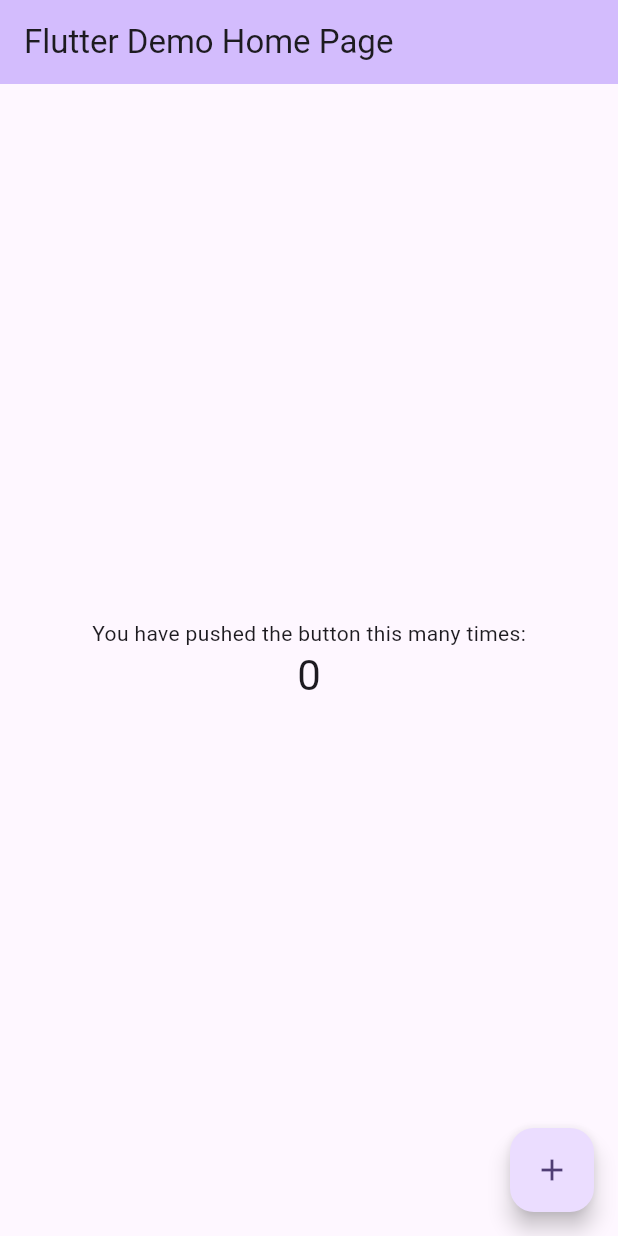
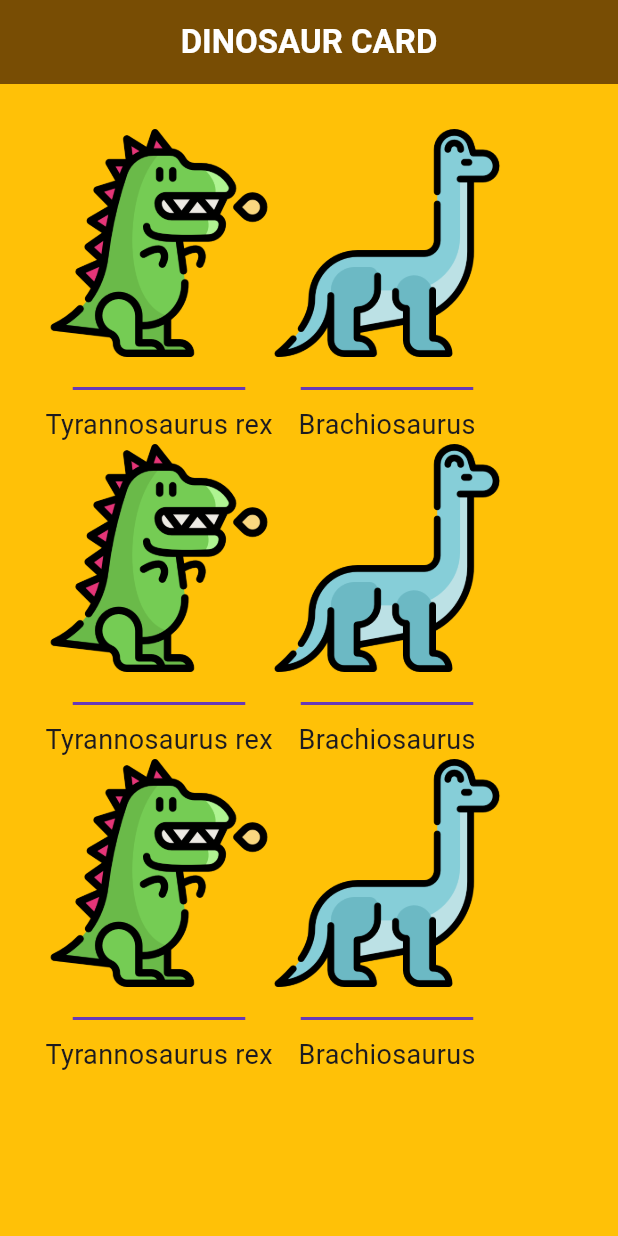
Before and after one commit to hsyoodev/dinosaur_card, a Flutter app: the screen it shows after launch, on a phone screen of 412 x 824 dp. Run offline on Flutter 3.47's test engine with Material 3 defaults, Android fonts, the phone set to English and light mode, and no system bars.

Commit message:
앱 레이아웃 구성 이해하기

```diff
--- /dev/null
+++ b/lib/character.dart
@@ -0,0 +1,123 @@
+import 'package:flutter/material.dart';
+
+class Character extends StatelessWidget {
+  const Character({super.key});
+
+  @override
+  Widget build(BuildContext context) {
+    return Scaffold(
+      backgroundColor: Colors.amber,
+      appBar: AppBar(
+        title: Text(
+          "DINOSAUR CARD",
+          style: TextStyle(color: Colors.white, fontWeight: FontWeight.bold),
+        ),
+        centerTitle: true,
+        backgroundColor: const Color.fromARGB(255, 120, 77, 4),
+      ),
+      body: Padding(
+        padding: const EdgeInsets.all(30.0),
+        child: Column(
+          children: [
+            Row(
+              children: [
+                Column(
+                  children: [
+                    Image.asset("images/di1.png", height: 152),
+                    Padding(
+                      padding: const EdgeInsets.only(top: 20, bottom: 10),
+                      child: Container(
+                        width: 115,
+                        height: 2,
+                        color: Colors.deepPurple,
+                      ),
+                    ),
+                    Text("Tyrannosaurus rex", style: TextStyle(fontSize: 18)),
+                  ],
+                ),
+                Column(
+                  children: [
+                    Image.asset("images/di2.png", height: 152),
+                    Padding(
+                      padding: const EdgeInsets.only(top: 20, bottom: 10),
+                      child: Container(
+                        width: 115,
+                        height: 2,
+                        color: Colors.deepPurple,
+                      ),
+                    ),
+                    Text("Brachiosaurus", style: TextStyle(fontSize: 18)),
+                  ],
+                ),
+              ],
+            ),
+            Row(
+              children: [
+                Column(
+                  children: [
+                    Image.asset("images/di1.png", height: 152),
+                    Padding(
+                      padding: const EdgeInsets.only(top: 20, bottom: 10),
+                      child: Container(
+                        width: 115,
+                        height: 2,
+                        color: Colors.deepPurple,
+                      ),
+                    ),
+                    Text("Tyrannosaurus rex", style: TextStyle(fontSize: 18)),
+                  ],
+                ),
+                Column(
+                  children: [
+                    Image.asset("images/di2.png", height: 152),
+                    Padding(
+                      padding: const EdgeInsets.only(top: 20, bottom: 10),
+                      child: Container(
+                        width: 115,
+                        height: 2,
+                        color: Colors.deepPurple,
+                      ),
+                    ),
+                    Text("Brachiosaurus", style: TextStyle(fontSize: 18)),
+                  ],
+                ),
+              ],
+            ),
+            Row(
+              children: [
+                Column(
+                  children: [
+                    Image.asset("images/di1.png", height: 152),
+                    Padding(
+                      padding: const EdgeInsets.only(top: 20, bottom: 10),
+                      child: Container(
+                        width: 115,
+                        height: 2,
+                        color: Colors.deepPurple,
+                      ),
+                    ),
+                    Text("Tyrannosaurus rex", style: TextStyle(fontSize: 18)),
+                  ],
+                ),
+                Column(
+                  children: [
+                    Image.asset("images/di2.png", height: 152),
+                    Padding(
+                      padding: const EdgeInsets.only(top: 20, bottom: 10),
+                      child: Container(
+                        width: 115,
+                        height: 2,
+                        color: Colors.deepPurple,
+                      ),
+                    ),
+                    Text("Brachiosaurus", style: TextStyle(fontSize: 18)),
+                  ],
+                ),
+              ],
+            ),
+          ],
+        ),
+      ),
+    );
+  }
+}
--- a/lib/main.dart
+++ b/lib/main.dart
@@ -1,122 +1,15 @@
+import 'package:dinosaur_card/character.dart';
 import 'package:flutter/material.dart';
 
-void main() {
-  runApp(const MyApp());
+void main(List<String> args) {
+  runApp(MyApp());
 }
 
 class MyApp extends StatelessWidget {
   const MyApp({super.key});
 
-  // This widget is the root of your application.
   @override
   Widget build(BuildContext context) {
-    return MaterialApp(
-      title: 'Flutter Demo',
-      theme: ThemeData(
-        // This is the theme of your application.
-        //
-        // TRY THIS: Try running your application with "flutter run". You'll see
-        // the application has a purple toolbar. Then, without quitting the app,
-        // try changing the seedColor in the colorScheme below to Colors.green
-        // and then invoke "hot reload" (save your changes or press the "hot
-        // reload" button in a Flutter-supported IDE, or press "r" if you used
-        // the command line to start the app).
-        //
-        // Notice that the counter didn't reset back to zero; the application
-        // state is not lost during the reload. To reset the state, use hot
-        // restart instead.
-        //
-        // This works for code too, not just values: Most code changes can be
-        // tested with just a hot reload.
-        colorScheme: ColorScheme.fromSeed(seedColor: Colors.deepPurple),
-      ),
-      home: const MyHomePage(title: 'Flutter Demo Home Page'),
-    );
+    return MaterialApp(home: Character());
   }
 }
-
-class MyHomePage extends StatefulWidget {
-  const MyHomePage({super.key, required this.title});
-
-  // This widget is the home page of your application. It is stateful, meaning
-  // that it has a State object (defined below) that contains fields that affect
-  // how it looks.
-
-  // This class is the configuration for the state. It holds the values (in this
-  // case the title) provided by the parent (in this case the App widget) and
-  // used by the build method of the State. Fields in a Widget subclass are
-  // always marked "final".
-
-  final String title;
-
-  @override
-  State<MyHomePage> createState() => _MyHomePageState();
-}
-
-class _MyHomePageState extends State<MyHomePage> {
-  int _counter = 0;
-
-  void _incrementCounter() {
-    setState(() {
-      // This call to setState tells the Flutter framework that something has
-      // changed in this State, which causes it to rerun the build method below
-      // so that the display can reflect the updated values. If we changed
-      // _counter without calling setState(), then the build method would not be
-      // called again, and so nothing would appear to happen.
-      _counter++;
-    });
-  }
-
-  @override
-  Widget build(BuildContext context) {
-    // This method is rerun every time setState is called, for instance as done
-    // by the _incrementCounter method above.
-    //
-    // The Flutter framework has been optimized to make rerunning build methods
-    // fast, so that you can just rebuild anything that needs updating rather
-    // than having to individually change instances of widgets.
-    return Scaffold(
-      appBar: AppBar(
-        // TRY THIS: Try changing the color here to a specific color (to
-        // Colors.amber, perhaps?) and trigger a hot reload to see the AppBar
-        // change color while the other colors stay the same.
-        backgroundColor: Theme.of(context).colorScheme.inversePrimary,
-        // Here we take the value from the MyHomePage object that was created by
-        // the App.build method, and use it to set our appbar title.
-        title: Text(widget.title),
-      ),
-      body: Center(
-        // Center is a layout widget. It takes a single child and positions it
-        // in the middle of the parent.
-        child: Column(
-          // Column is also a layout widget. It takes a list of children and
-          // arranges them vertically. By default, it sizes itself to fit its
-          // children horizontally, and tries to be as tall as its parent.
-          //
-          // Column has various properties to control how it sizes itself and
-          // how it positions its children. Here we use mainAxisAlignment to
-          // center the children vertically; the main axis here is the vertical
-          // axis because Columns are vertical (the cross axis would be
-          // horizontal).
-          //
-          // TRY THIS: Invoke "debug painting" (choose the "Toggle Debug Paint"
-          // action in the IDE, or press "p" in the console), to see the
-          // wireframe for each widget.
-          mainAxisAlignment: MainAxisAlignment.center,
-          children: <Widget>[
-            const Text('You have pushed the button this many times:'),
-            Text(
-              '$_counter',
-              style: Theme.of(context).textTheme.headlineMedium,
-            ),
-          ],
-        ),
-      ),
-      floatingActionButton: FloatingActionButton(
-        onPressed: _incrementCounter,
-        tooltip: 'Increment',
-        child: const Icon(Icons.add),
-      ), // This trailing comma makes auto-formatting nicer for build methods.
-    );
-  }
-}
```
